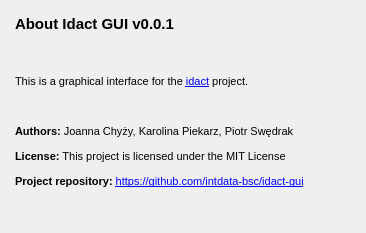
Qt form gui/widgets_templates/about.ui (intdata-bsc/idact-gui) before a commit.
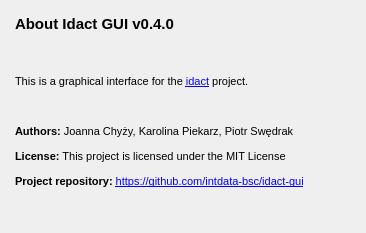
The same form after that commit.

The edit to the form file:
```diff
--- a/gui/widgets_templates/about.ui
+++ b/gui/widgets_templates/about.ui
@@ -36,7 +36,7 @@
 &lt;html&gt;&lt;head&gt;&lt;meta name=&quot;qrichtext&quot; content=&quot;1&quot; /&gt;&lt;style type=&quot;text/css&quot;&gt;
 p, li { white-space: pre-wrap; }
 &lt;/style&gt;&lt;/head&gt;&lt;body style=&quot; font-family:'MS Shell Dlg 2'; font-size:8.25pt; font-weight:400; font-style:normal;&quot;&gt;
-&lt;p style=&quot; margin-top:12px; margin-bottom:12px; margin-left:0px; margin-right:0px; -qt-block-indent:0; text-indent:0px;&quot;&gt;&lt;span style=&quot; font-size:11pt; font-weight:600;&quot;&gt;About Idact GUI v0.0.1&lt;/span&gt;&lt;/p&gt;
+&lt;p style=&quot; margin-top:12px; margin-bottom:12px; margin-left:0px; margin-right:0px; -qt-block-indent:0; text-indent:0px;&quot;&gt;&lt;span style=&quot; font-size:11pt; font-weight:600;&quot;&gt;About Idact GUI v0.4.0&lt;/span&gt;&lt;/p&gt;
 &lt;p style=&quot;-qt-paragraph-type:empty; margin-top:12px; margin-bottom:12px; margin-left:0px; margin-right:0px; -qt-block-indent:0; text-indent:0px; font-size:11pt; font-weight:600;&quot;&gt;&lt;br /&gt;&lt;/p&gt;
 &lt;p style=&quot; margin-top:12px; margin-bottom:12px; margin-left:0px; margin-right:0px; -qt-block-indent:0; text-indent:0px;&quot;&gt;This is a graphical interface for the &lt;a href=&quot;https://github.com/garstka/idact&quot;&gt;&lt;span style=&quot; font-size:8pt; text-decoration: underline; color:#0000ff;&quot;&gt;idact&lt;/span&gt;&lt;/a&gt; project.&lt;/p&gt;
 &lt;p style=&quot;-qt-paragraph-type:empty; margin-top:12px; margin-bottom:12px; margin-left:0px; margin-right:0px; -qt-block-indent:0; text-indent:0px;&quot;&gt;&lt;br /&gt;&lt;/p&gt;
```
